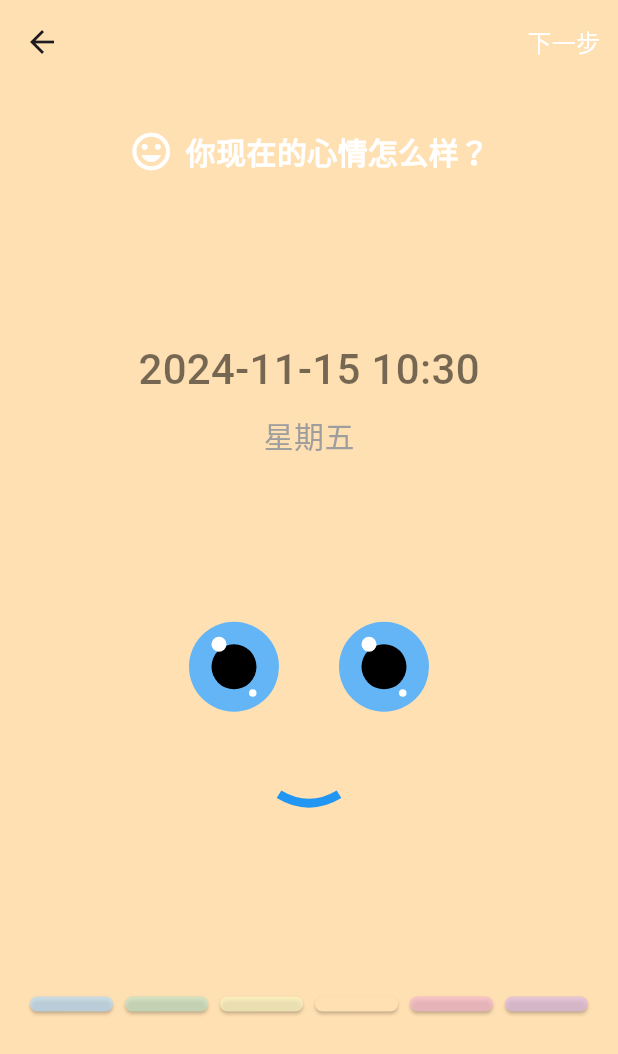
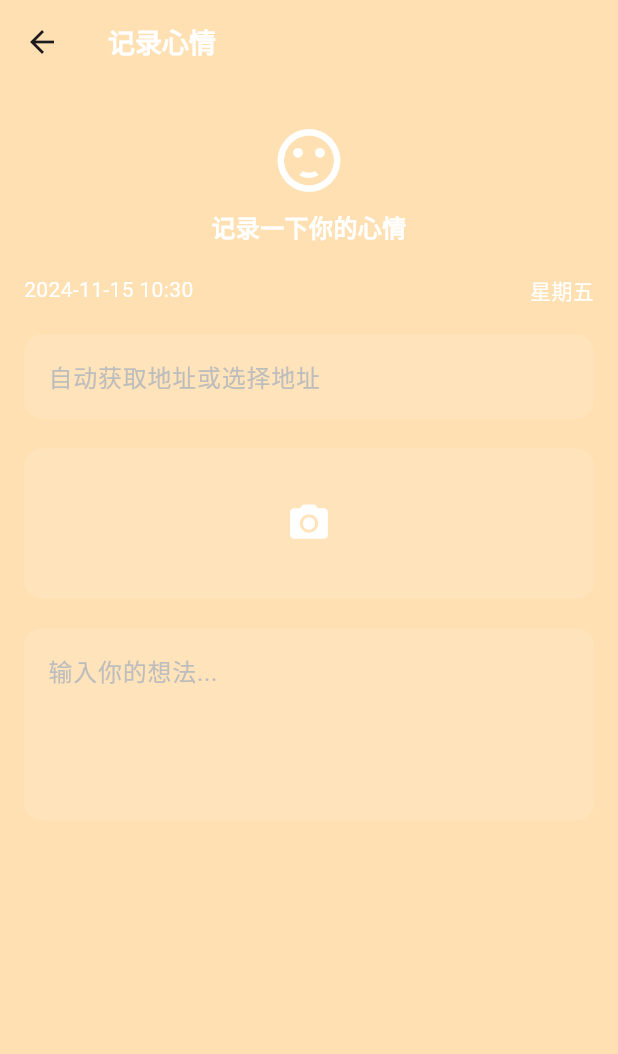
Before and after one commit to xiangxiang3451/EMMOApp, a Flutter app: the MoodScreen screen opened directly, after a tap on "下一步", on a phone screen of 412 x 824 dp. Shown: the top 1054 px of the screen. Run offline on Flutter 3.47's test engine with Material 3 defaults, Android fonts, the phone set to English and light mode, and no system bars; our stand-ins replace camera, fl_chart, image_picker.

Commit message:
add NextPage

```diff
--- a/lib/screens/recordEmo_screen.dart
+++ b/lib/screens/recordEmo_screen.dart
@@ -12,7 +12,7 @@ class _MoodScreenState extends State<MoodScreen> {
   List<Color> moodColors = [
     Colors.blue[100]!,
     Colors.green[100]!,
-    Colors.yellow[100]!,
+    Colors.red[100]!,
     Colors.orange[100]!,
     Colors.pink[100]!,
     Colors.purple[100]!,
@@ -40,8 +40,14 @@ class _MoodScreenState extends State<MoodScreen> {
         actions: [
           TextButton(
             onPressed: () {
-              // 这里可以实现 "下一步" 的功能，例如导航到下一个页面
-              print("Next button pressed");
+              Navigator.push(
+                context,
+                MaterialPageRoute(
+                  builder: (context) => NextPage(
+                    backgroundColor: moodColors[selectedMood],
+                  ),
+                ),
+              );
             },
             child: const Text(
               '下一步',
@@ -230,3 +236,116 @@ class MouthPainter extends CustomPainter {
   @override
   bool shouldRepaint(covariant CustomPainter oldDelegate) => true;
 }
+
+class NextPage extends StatelessWidget {
+  final Color backgroundColor;
+
+  NextPage({required this.backgroundColor});
+
+  String getCurrentDate() {
+    final now = DateTime.now();
+    final formatter = DateFormat('yyyy-MM-dd HH:mm');
+    return formatter.format(now);
+  }
+
+  String getCurrentWeekday() {
+    final now = DateTime.now();
+    final formatter = DateFormat.EEEE('zh_CN');
+    return formatter.format(now);
+  }
+
+  @override
+  Widget build(BuildContext context) {
+    return Scaffold(
+      backgroundColor: backgroundColor,
+      appBar: AppBar(
+        backgroundColor: Colors.transparent,
+        elevation: 0,
+        title: const Text(
+          '记录心情',
+          style: TextStyle(color: Colors.white, fontSize: 18),
+        ),
+      ),
+      body: SingleChildScrollView(
+        padding: const EdgeInsets.all(16.0),
+        child: Column(
+          crossAxisAlignment: CrossAxisAlignment.start,
+          children: [
+            const SizedBox(height: 10),
+            const Center(
+              child: Column(
+                children: [
+                  Icon(Icons.sentiment_satisfied, size: 50, color: Colors.white),
+                  SizedBox(height: 8),
+                  Text(
+                    '记录一下你的心情',
+                    style: TextStyle(fontSize: 16, color: Colors.white,fontWeight: FontWeight.bold, ),
+                    textAlign: TextAlign.center,
+                  ),
+                ],
+              ),
+            ),
+            const SizedBox(height: 20),
+            Row(
+              mainAxisAlignment: MainAxisAlignment.spaceBetween,
+              children: [
+                Text(
+                  getCurrentDate(),
+                  style: const TextStyle(fontSize: 14, color: Colors.white),
+                ),
+                Text(
+                  getCurrentWeekday(),
+                  style: const TextStyle(fontSize: 14, color: Colors.white),
+                ),
+              ],
+            ),
+            const SizedBox(height: 20),
+            TextField(
+              decoration: InputDecoration(
+                hintText: '自动获取地址或选择地址',
+                hintStyle: TextStyle(color: Colors.grey[400]),
+                filled: true,
+                fillColor: Colors.white.withOpacity(0.1),
+                border: OutlineInputBorder(
+                  borderRadius: BorderRadius.circular(12),
+                  borderSide: BorderSide.none,
+                ),
+              ),
+            ),
+            const SizedBox(height: 20),
+            GestureDetector(
+              onTap: () {
+                // 添加照片功能逻辑
+              },
+              child: Container(
+                height: 100,
+                decoration: BoxDecoration(
+                  color: Colors.white.withOpacity(0.1),
+                  borderRadius: BorderRadius.circular(12),
+                ),
+                child: const Center(
+                  child: Icon(Icons.photo_camera, size: 30, color: Colors.white),
+                ),
+              ),
+            ),
+            const SizedBox(height: 20),
+            TextField(
+              maxLines: 4,
+              decoration: InputDecoration(
+                hintText: '输入你的想法...',
+                hintStyle: TextStyle(color: Colors.grey[400]),
+                filled: true,
+                fillColor: Colors.white.withOpacity(0.1),
+                border: OutlineInputBorder(
+                  borderRadius: BorderRadius.circular(12),
+                  borderSide: BorderSide.none,
+                ),
+              ),
+            ),
+            const SizedBox(height: 20),
+          ],
+        ),
+      ),
+    );
+  }
+}
--- a/pubspec.yaml
+++ b/pubspec.yaml
@@ -29,4 +29,3 @@ dev_dependencies:
 flutter:
   generate: true
   uses-material-design: true
-  # 添加代码生成（合成包）支持
```
